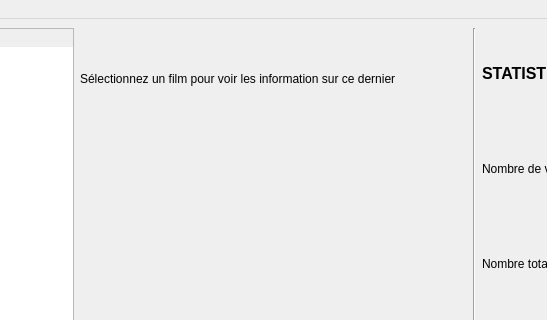
The window that MainWindow.ui (AmbreM71/MovieManager) describes before a commit, drawn with Qt 5; both pictures show x 402 to 949 and y 0 to 320 of the 1280 by 720 pixel window.
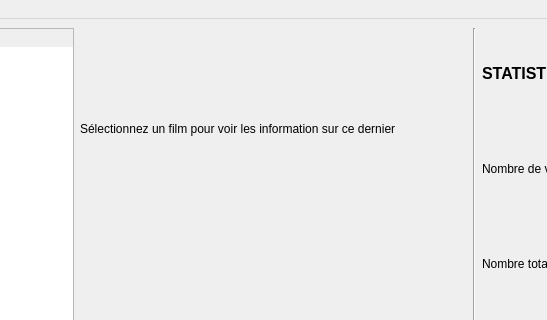
The same window after the commit.

Commit message: Display tags on main window, in selected movie layout

What changed in the file:
```diff
--- a/MainWindow.ui
+++ b/MainWindow.ui
@@ -284,48 +284,51 @@
      </layout>
     </item>
     <item row="0" column="1">
-     <layout class="QGridLayout" name="gridLayout_2">
-      <item row="2" column="0" colspan="2">
+     <layout class="QGridLayout" name="MovieInfoLayout">
+      <item row="9" column="0" colspan="2">
        <widget class="QLabel" name="ViewsLabel">
         <property name="text">
          <string>Sélectionnez un film pour voir les information sur ce dernier</string>
         </property>
        </widget>
       </item>
-      <item row="9" column="0">
-       <spacer name="verticalSpacer_2">
-        <property name="orientation">
-         <enum>Qt::Vertical</enum>
-        </property>
-        <property name="sizeHint" stdset="0">
-         <size>
-          <width>20</width>
-          <height>40</height>
-         </size>
-        </property>
-       </spacer>
-      </item>
-      <item row="5" column="1">
-       <widget class="QLabel" name="LastViewLabel">
-        <property name="text">
-         <string/>
-        </property>
-       </widget>
-      </item>
-      <item row="7" column="0">
+      <item row="11" column="0">
        <widget class="QLabel" name="EntriesLabel">
         <property name="text">
          <string/>
         </property>
        </widget>
       </item>
-      <item row="5" column="0">
-       <widget class="QLabel" name="FirstViewLabel">
+      <item row="1" column="0" colspan="2">
+       <widget class="QLabel" name="PosterLabel">
         <property name="text">
          <string/>
         </property>
        </widget>
       </item>
+      <item row="8" column="0" colspan="2">
+       <layout class="QHBoxLayout" name="TagsLayout">
+        <property name="topMargin">
+         <number>15</number>
+        </property>
+        <property name="bottomMargin">
+         <number>15</number>
+        </property>
+        <item>
+         <spacer name="horizontalSpacer_2">
+          <property name="orientation">
+           <enum>Qt::Horizontal</enum>
+          </property>
+          <property name="sizeHint" stdset="0">
+           <size>
+            <width>40</width>
+            <height>20</height>
+           </size>
+          </property>
+         </spacer>
+        </item>
+       </layout>
+      </item>
       <item row="0" column="0" colspan="2">
        <widget class="QLabel" name="MovieTitleLabel">
         <property name="font">
@@ -342,20 +345,37 @@
         </property>
        </widget>
       </item>
-      <item row="7" column="1">
+      <item row="11" column="1">
        <widget class="QLabel" name="RatingLabel">
         <property name="text">
          <string/>
         </property>
        </widget>
       </item>
-      <item row="1" column="0" colspan="2">
-       <widget class="QLabel" name="PosterLabel">
+      <item row="12" column="0">
+       <spacer name="verticalSpacer_2">
+        <property name="orientation">
+         <enum>Qt::Vertical</enum>
+        </property>
+        <property name="sizeHint" stdset="0">
+         <size>
+          <width>20</width>
+          <height>40</height>
+         </size>
+        </property>
+       </spacer>
+      </item>
+      <item row="10" column="0">
+       <widget class="QLabel" name="FirstViewLabel">
         <property name="text">
          <string/>
         </property>
-        <property name="alignment">
-         <set>Qt::AlignCenter</set>
+       </widget>
+      </item>
+      <item row="10" column="1">
+       <widget class="QLabel" name="LastViewLabel">
+        <property name="text">
+         <string/>
         </property>
        </widget>
       </item>
```
Left out of the diff: 3 changed lines with no effect on the pictures. The commit also changes 1 other file.
